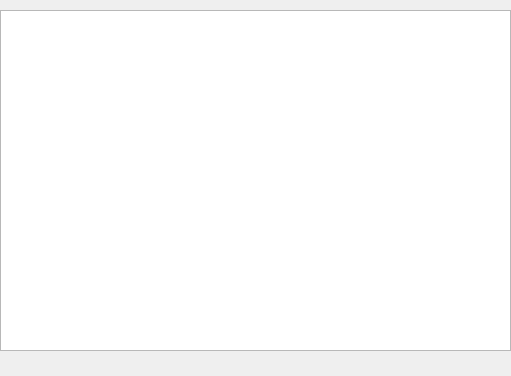
The window that src/ui/notesdialog.ui (fredollinger/KTomGirl) describes before a commit, drawn with Qt 5.
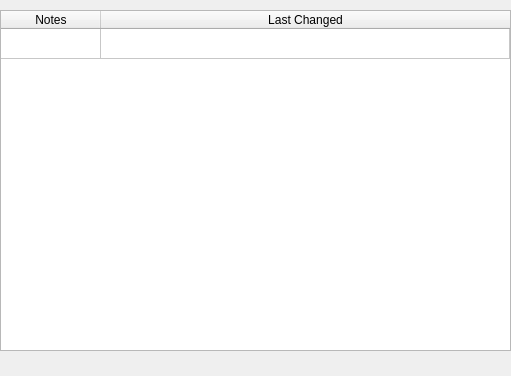
The same window after the commit.

```diff
--- a/src/ui/notesdialog.ui
+++ b/src/ui/notesdialog.ui
@@ -28,7 +28,35 @@
     </property>
     <layout class="QVBoxLayout" name="verticalLayout">
      <item>
-      <widget class="QTableWidget" name="tableNotes"/>
+      <widget class="QTableWidget" name="tableNotes">
+       <attribute name="horizontalHeaderCascadingSectionResizes">
+        <bool>true</bool>
+       </attribute>
+       <attribute name="horizontalHeaderShowSortIndicator" stdset="0">
+        <bool>true</bool>
+       </attribute>
+       <attribute name="horizontalHeaderStretchLastSection">
+        <bool>true</bool>
+       </attribute>
+       <attribute name="verticalHeaderVisible">
+        <bool>false</bool>
+       </attribute>
+       <row>
+        <property name="text">
+         <string/>
+        </property>
+       </row>
+       <column>
+        <property name="text">
+         <string>Notes</string>
+        </property>
+       </column>
+       <column>
+        <property name="text">
+         <string>Last Changed</string>
+        </property>
+       </column>
+      </widget>
      </item>
     </layout>
    </widget>
```
